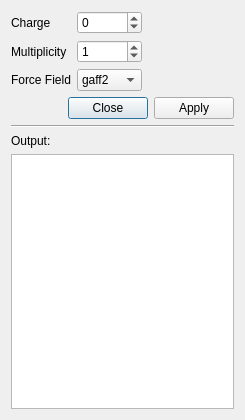
Old version of the form src/Amber/ParametrizeMoleculeDialog.ui in the repository nutjunkie/IQmol3.
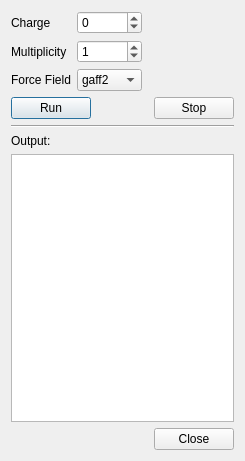
New version of the form.

Commit message: Improve the spinner in Parametrize dialog

The edit to the form file:
```diff
--- a/src/Amber/ParametrizeMoleculeDialog.ui
+++ b/src/Amber/ParametrizeMoleculeDialog.ui
@@ -7,7 +7,7 @@
     <x>0</x>
     <y>0</y>
     <width>245</width>
-    <height>420</height>
+    <height>461</height>
    </rect>
   </property>
   <property name="windowTitle">
@@ -110,40 +110,80 @@
      </item>
     </layout>
    </item>
+   <item>
+    <layout class="QHBoxLayout" name="horizontalLayout">
+     <item>
+      <widget class="QPushButton" name="runButton">
+       <property name="text">
+        <string>Run</string>
+       </property>
+      </widget>
+     </item>
+     <item>
+      <spacer name="horizontalSpacer_2">
+       <property name="orientation">
+        <enum>Qt::Horizontal</enum>
+       </property>
+       <property name="sizeHint" stdset="0">
+        <size>
+         <width>40</width>
+         <height>20</height>
+        </size>
+       </property>
+      </spacer>
+     </item>
+     <item>
+      <spacer name="horizontalSpacer_3">
+       <property name="orientation">
+        <enum>Qt::Horizontal</enum>
+       </property>
+       <property name="sizeHint" stdset="0">
+        <size>
+         <width>40</width>
+         <height>20</height>
+        </size>
+       </property>
+      </spacer>
+     </item>
+     <item>
+      <widget class="QPushButton" name="stopButton">
+       <property name="text">
+        <string>Stop</string>
+       </property>
+      </widget>
+     </item>
+    </layout>
+   </item>
+   <item>
+    <widget class="Line" name="line">
+     <property name="orientation">
+      <enum>Qt::Horizontal</enum>
+     </property>
+    </widget>
+   </item>
+   <item>
+    <widget class="QLabel" name="label_4">
+     <property name="text">
+      <string>Output:</string>
+     </property>
+    </widget>
+   </item>
+   <item>
+    <widget class="QTextBrowser" name="logTextBrowser"/>
+   </item>
    <item>
     <widget class="QDialogButtonBox" name="buttonBox">
      <property name="orientation">
       <enum>Qt::Horizontal</enum>
      </property>
      <property name="standardButtons">
-      <set>QDialogButtonBox::Apply|QDialogButtonBox::Close</set>
+      <set>QDialogButtonBox::Close</set>
      </property>
      <property name="centerButtons">
       <bool>false</bool>
      </property>
     </widget>
    </item>
-   <item>
-    <widget class="Line" name="line">
-     <property name="orientation">
-      <enum>Qt::Horizontal</enum>
-     </property>
-    </widget>
-   </item>
-   <item>
-    <layout class="QHBoxLayout" name="horizontalLayout">
-     <item>
-      <widget class="QLabel" name="label_4">
-       <property name="text">
-        <string>Output:</string>
-       </property>
-      </widget>
-     </item>
-    </layout>
-   </item>
-   <item>
-    <widget class="QTextBrowser" name="logTextBrowser"/>
-   </item>
   </layout>
  </widget>
  <resources/>
```
Left out of the diff: 18 changed lines with no effect on the pictures. The commit also changes 1 other file.
